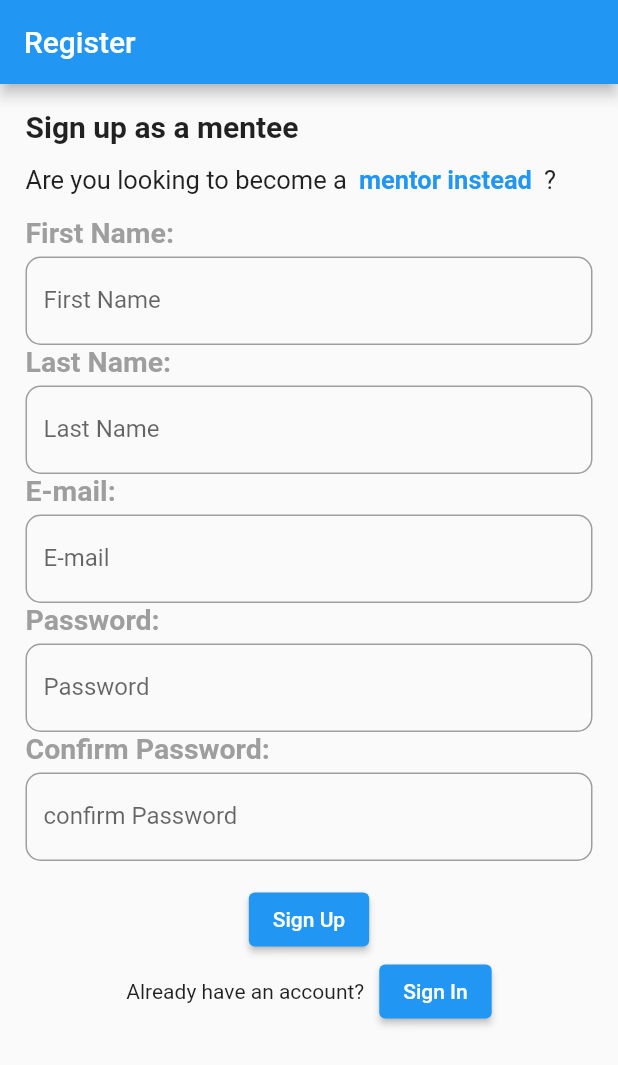
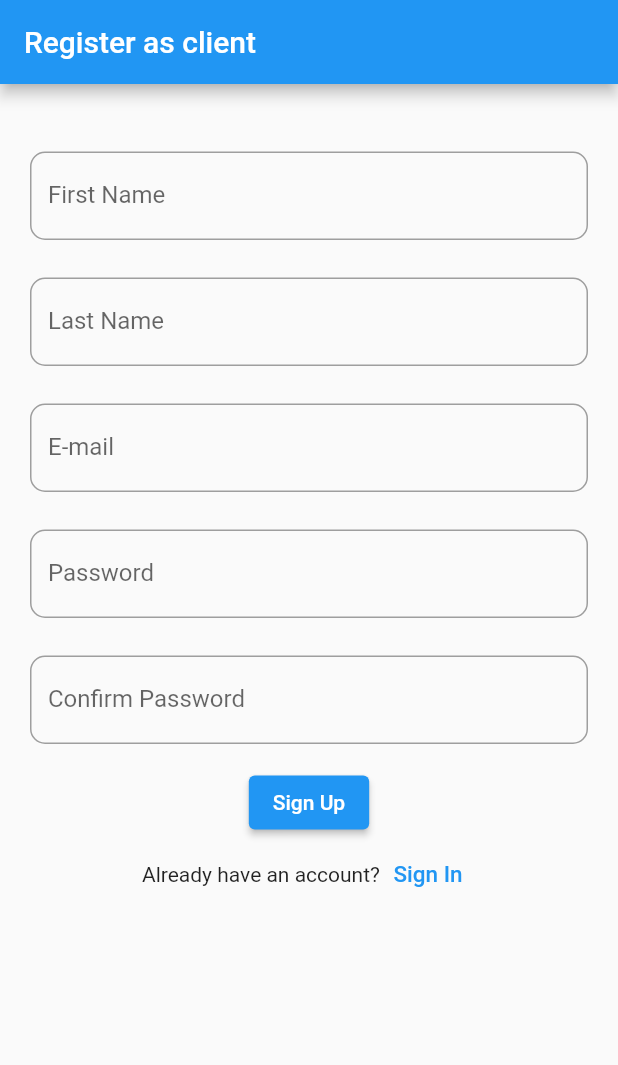
Before and after one commit to MAmin2001/Consultation_GP, a Flutter app: the ConsultRegister screen opened directly, on a phone screen of 412 x 824 dp. Shown: the top 1065 px of the screen. Run offline on Flutter 3.47's test engine with Material 2 defaults, Android fonts, the phone set to English and light mode, and no system bars; our stand-ins replace bloc, flutter_bloc, flutter_rating_bar, get, image_picker; missing offline and left inert: sliding_switch.

Commit message:
update_login_amin_

```diff
--- a/lib/main.dart
+++ b/lib/main.dart
@@ -1,4 +1,5 @@
 import 'package:consultation_gp/modules/login/login_screen/login.dart';
+import 'package:consultation_gp/modules/mentee/mentee_reg/mentee_reg.dart';
 import 'package:consultation_gp/modules/mentor/mentor_reg/mentor_reg.dart';
 import 'package:consultation_gp/modules/mentor/mentor_show_profile/show_mentor_profile.dart';
 import 'package:consultation_gp/modules/mentor/profile_setup/profile_setup.dart';
@@ -15,7 +16,7 @@ class MyApp extends StatelessWidget {
   @override
   Widget build(BuildContext context) {
     return MaterialApp(
-      home: ConsultLogin(),
+      home: ConsultRegister(),
       debugShowCheckedModeBanner: false,
     );
   }
--- a/lib/modules/mentee/mentee_reg/mentee_reg.dart
+++ b/lib/modules/mentee/mentee_reg/mentee_reg.dart
@@ -13,23 +13,23 @@ class ConsultRegister extends StatelessWidget {
     return Scaffold(
 
       appBar: AppBar(
-        title: Text("Register"),
+        title: Text("Register as client"),
       ),
       body: Padding(
-        padding:  EdgeInsets.all(17.0),
+        padding:  EdgeInsets.all(20.0),
         child: Form(
           key: _formkey,
           child: SingleChildScrollView(
             child: Column(
               crossAxisAlignment: CrossAxisAlignment.start,
               children: [
-                Text(
+                /*Text(
                     style: TextStyle(
                       fontWeight: FontWeight.bold,
                       fontSize: 20,
                     ),
-                    "Sign up as a mentee"),
-                Row(
+                    "Sign up as a mentee"),*/
+                /*Row(
                   children: [
                     Text(
                         style: TextStyle(fontSize: 17),
@@ -46,17 +46,8 @@ class ConsultRegister extends StatelessWidget {
                             "mentor instead")),
                     Text(style: TextStyle(fontSize: 17), "?"),
                   ],
-                ),
-                Text(
-                    style: TextStyle(
-                      fontWeight: FontWeight.bold,
-                      fontSize: 19,
-                      color: Colors.grey,
-                    ),
-                    "First Name: "),
-                SizedBox(
-                  height: 5,
-                ),
+                ),*/
+                SizedBox(height: 25.0,),
                 TextFormField(
                   validator: (value) {
                     if(value!.isEmpty)
@@ -81,16 +72,7 @@ class ConsultRegister extends StatelessWidget {
                     ),
                   ),
                 ),
-                Text(
-                    style: TextStyle(
-                      fontWeight: FontWeight.bold,
-                      fontSize: 19,
-                      color: Colors.grey,
-                    ),
-                    "Last Name: "),
-                SizedBox(
-                  height: 5,
-                ),
+               SizedBox(height: 25.0,),
                 TextFormField(
                   validator: (value) {
                     if(value!.isEmpty)
@@ -115,16 +97,7 @@ class ConsultRegister extends StatelessWidget {
                     ),
                   ),
                 ),
-                Text(
-                    style: TextStyle(
-                      fontWeight: FontWeight.bold,
-                      fontSize: 19,
-                      color: Colors.grey,
-                    ),
-                    "E-mail: "),
-                SizedBox(
-                  height: 5,
-                ),
+                SizedBox(height: 25.0,),
                 TextFormField(
                   validator: (value) {
                     if(value!.isEmpty)
@@ -152,16 +125,7 @@ class ConsultRegister extends StatelessWidget {
                     ),
                   ),
                 ),
-                Text(
-                    style: TextStyle(
-                      fontWeight: FontWeight.bold,
-                      fontSize: 19,
-                      color: Colors.grey,
-                    ),
-                    "Password: "),
-                SizedBox(
-                  height: 5,
-                ),
+                SizedBox(height: 25.0,),
                 TextFormField(
                   validator: (value) {
                     if(value!.isEmpty)
@@ -187,16 +151,7 @@ class ConsultRegister extends StatelessWidget {
                     ),
                   ),
                 ),
-                Text(
-                    style: TextStyle(
-                      fontWeight: FontWeight.bold,
-                      fontSize: 19,
-                      color: Colors.grey,
-                    ),
-                    "Confirm Password: "),
-                SizedBox(
-                  height: 5,
-                ),
+                SizedBox(height: 25.0,),
                 TextFormField(
                   validator: (value) {
                     if(value!.isEmpty)
@@ -218,7 +173,7 @@ class ConsultRegister extends StatelessWidget {
                       ),
                     ),
                     focusedBorder: OutlineInputBorder(),
-                    labelText: "confirm Password",
+                    labelText: "Confirm Password",
                     hintText: "enter password again",
                     hintStyle: TextStyle(
                       color: Colors.grey,
@@ -241,15 +196,15 @@ class ConsultRegister extends StatelessWidget {
                     children: [
                       Text("Already have an account?"),
                       SizedBox(
-                        width: 10,
+                        width: 0,
                       ),
-                      ElevatedButton(
+                      TextButton(
                           onPressed: () {
                             Navigator.of(context).push(MaterialPageRoute(
                               builder: (context) => ConsultLogin(),
                             ));
                           },
-                          child: Text("Sign In"))
+                          child: Text("Sign In",style: TextStyle(fontSize: 15.0),))
                     ],
                   ),
                 )
```
